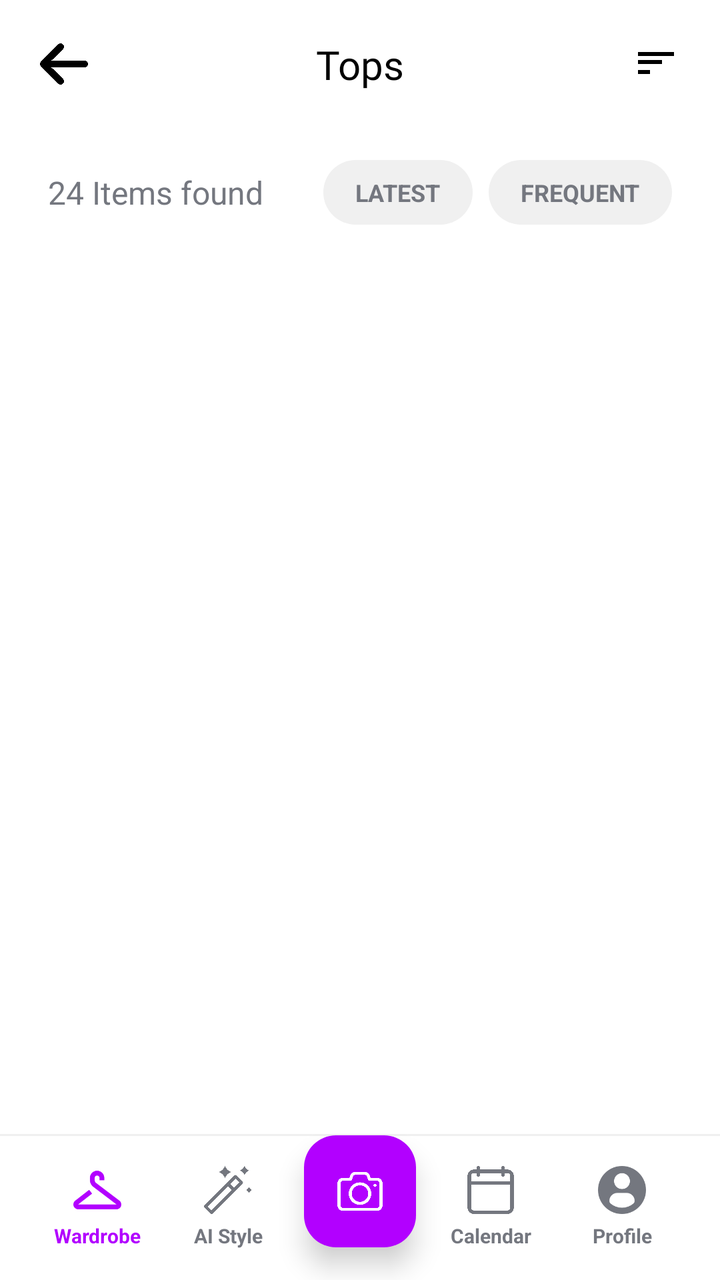
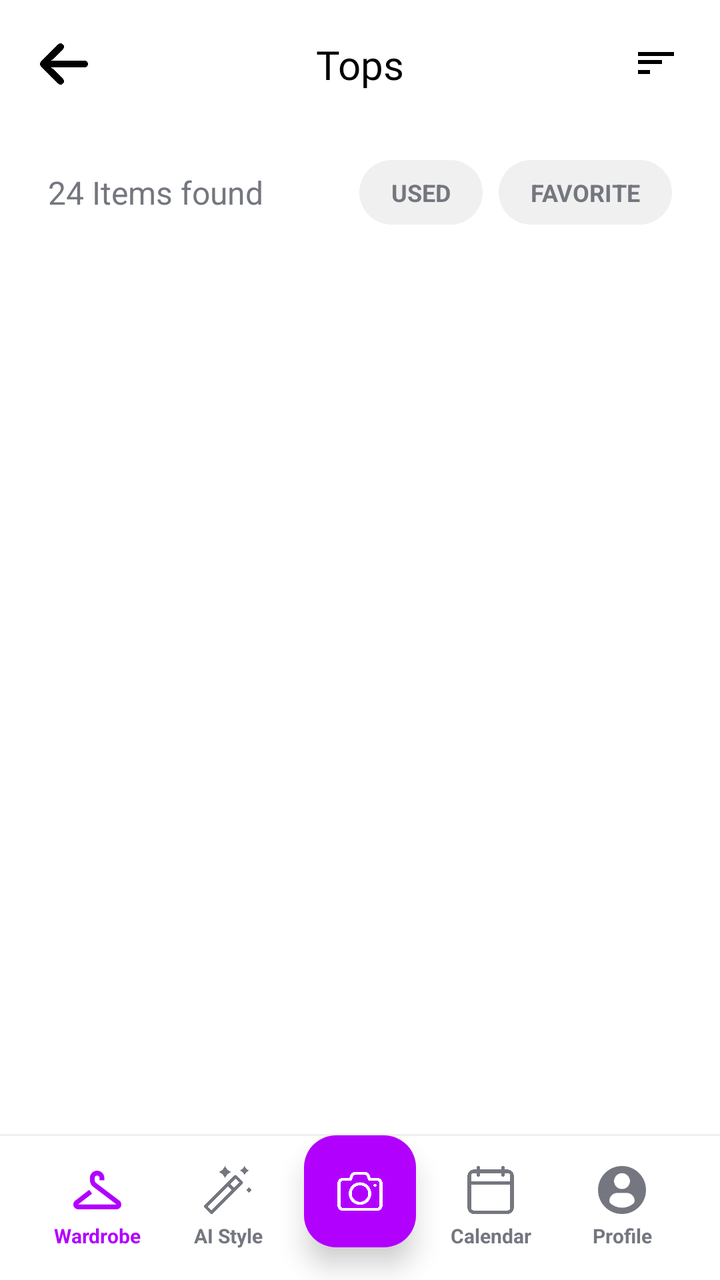

An Android layout rendered at two revisions. The XML below is the earlier revision; the diff shows what the commit changed to produce the second picture.
<!-- AndroidManifest.xml: application theme Theme.Project -->
<!-- res/layout/g2_closet_gallery.xml -->
<?xml version="1.0" encoding="utf-8"?>
<androidx.constraintlayout.widget.ConstraintLayout xmlns:android="http://schemas.android.com/apk/res/android"
    xmlns:app="http://schemas.android.com/apk/res-auto"
    xmlns:tools="http://schemas.android.com/tools"
    android:id="@+id/closet_inside"
    android:layout_width="match_parent"
    android:layout_height="match_parent"
    android:background="#FFFFFF"
    android:fitsSystemWindows="true">

    
    <androidx.constraintlayout.widget.ConstraintLayout
        android:id="@+id/topBar"
        android:layout_width="match_parent"
        android:layout_height="64dp"
        app:layout_constraintTop_toTopOf="parent">

        <ImageView
            android:id="@+id/btnbackcloset"
            android:layout_width="48dp"
            android:layout_height="48dp"
            android:layout_marginStart="8dp"
            android:background="?attr/selectableItemBackgroundBorderless"
            android:contentDescription="Go Back"
            android:padding="12dp"
            android:src="@drawable/arrow"
            app:layout_constraintBottom_toBottomOf="parent"
            app:layout_constraintStart_toStartOf="parent"
            app:layout_constraintTop_toTopOf="parent"
            app:tint="@color/black" />

        <TextView
            android:id="@+id/categoryTitle"
            android:layout_width="wrap_content"
            android:layout_height="wrap_content"
            android:fontFamily="@font/inter_extrabold"
            android:text="Tops"
            android:textColor="@color/black"
            android:textSize="20sp"
            app:layout_constraintBottom_toBottomOf="parent"
            app:layout_constraintEnd_toEndOf="parent"
            app:layout_constraintStart_toStartOf="parent"
            app:layout_constraintTop_toTopOf="parent" />

        <ImageView
            android:id="@+id/sortButton"
            android:layout_width="48dp"
            android:layout_height="48dp"
            android:layout_marginEnd="8dp"
            android:background="?attr/selectableItemBackgroundBorderless"
            android:contentDescription="Sort and Filter"
            android:padding="12dp"
            android:src="@drawable/ic_filter_list"
            app:layout_constraintBottom_toBottomOf="parent"
            app:layout_constraintEnd_toEndOf="parent"
            app:layout_constraintTop_toTopOf="parent"
            app:tint="@color/black" />

    </androidx.constraintlayout.widget.ConstraintLayout>

    
    <androidx.constraintlayout.widget.ConstraintLayout
        android:id="@+id/filterBar"
        android:layout_width="match_parent"
        android:layout_height="wrap_content"
        android:paddingHorizontal="24dp"
        android:paddingVertical="16dp"
        app:layout_constraintTop_toBottomOf="@id/topBar">

        <TextView
            android:id="@+id/itemsFoundText"
            android:layout_width="wrap_content"
            android:layout_height="wrap_content"
            android:text="24 Items found"
            android:textColor="#74777F"
            android:textSize="16sp"
            app:layout_constraintBottom_toBottomOf="parent"
            app:layout_constraintStart_toStartOf="parent"
            app:layout_constraintTop_toTopOf="parent" />

        <LinearLayout
            android:layout_width="wrap_content"
            android:layout_height="wrap_content"
            android:orientation="horizontal"
            app:layout_constraintBottom_toBottomOf="parent"
            app:layout_constraintEnd_toEndOf="parent"
            app:layout_constraintTop_toTopOf="parent">

            <TextView
                android:id="@+id/btnLatest"
                android:layout_width="wrap_content"
                android:layout_height="wrap_content"
                android:background="@drawable/bg_pill"
                android:backgroundTint="#F0F0F0"
                android:paddingHorizontal="16dp"
                android:paddingVertical="8dp"
                android:text="LATEST"
                android:textColor="#74777F"
                android:textSize="12sp"
                android:textStyle="bold" />

            <TextView
                android:id="@+id/btnFrequent"
                android:layout_width="wrap_content"
                android:layout_height="wrap_content"
                android:layout_marginStart="8dp"
                android:background="@drawable/bg_pill"
                android:backgroundTint="#F0F0F0"
                android:paddingHorizontal="16dp"
                android:paddingVertical="8dp"
                android:text="FREQUENT"
                android:textColor="#74777F"
                android:textSize="12sp"
                android:textStyle="bold" />
        </LinearLayout>
    </androidx.constraintlayout.widget.ConstraintLayout>

    
    <androidx.recyclerview.widget.RecyclerView
        android:id="@+id/galleryRecyclerView"
        android:layout_width="match_parent"
        android:layout_height="0dp"
        android:clipToPadding="false"
        android:paddingHorizontal="12dp"
        android:paddingTop="8dp"
        app:layout_constraintBottom_toTopOf="@id/bottomNavContainer"
        app:layout_constraintTop_toBottomOf="@id/filterBar" />

    
    <androidx.constraintlayout.widget.ConstraintLayout
        android:id="@+id/bottomNavContainer"
        android:layout_width="match_parent"
        android:layout_height="wrap_content"
        app:layout_constraintBottom_toBottomOf="parent">

        <View
            android:id="@+id/navDivider"
            android:layout_width="match_parent"
            android:layout_height="1dp"
            android:background="#F0F0F0"
            app:layout_constraintTop_toTopOf="parent" />

        <LinearLayout
            android:id="@+id/bottomBar"
            android:layout_width="match_parent"
            android:layout_height="72dp"
            android:background="@color/white"
            android:gravity="center_vertical"
            android:orientation="horizontal"
            android:paddingHorizontal="16dp"
            android:weightSum="5"
            app:layout_constraintTop_toBottomOf="@id/navDivider">

            <LinearLayout
                android:id="@+id/closet_menu"
                android:layout_width="0dp"
                android:layout_height="wrap_content"
                android:layout_weight="1"
                android:background="?attr/selectableItemBackground"
                android:gravity="center"
                android:onClick="onButtonClicked"
                android:orientation="vertical">
                <ImageView
                    android:layout_width="24dp"
                    android:layout_height="24dp"
                    android:src="@drawable/hanger"
                    app:tint="@color/pure_color" />
                <TextView
                    android:layout_width="wrap_content"
                    android:layout_height="wrap_content"
                    android:layout_marginTop="4dp"
                    android:text="Wardrobe"
                    android:textColor="@color/pure_color"
                    android:textSize="10sp"
                    android:textStyle="bold" />
            </LinearLayout>

            <LinearLayout
                android:id="@+id/ai_menu"
                android:layout_width="0dp"
                android:layout_height="wrap_content"
                android:layout_weight="1"
                android:background="?attr/selectableItemBackground"
                android:gravity="center"
                android:onClick="onButtonClicked"
                android:orientation="vertical">
                <ImageView
                    android:layout_width="24dp"
                    android:layout_height="24dp"
                    android:src="@drawable/magic"
                    app:tint="#74777F" />
                <TextView
                    android:layout_width="wrap_content"
                    android:layout_height="wrap_content"
                    android:layout_marginTop="4dp"
                    android:text="AI Style"
                    android:textColor="#74777F"
                    android:textSize="10sp"
                    android:textStyle="bold" />
            </LinearLayout>

            
            <View
                android:layout_width="0dp"
                android:layout_height="match_parent"
                android:layout_weight="1" />

            <LinearLayout
                android:id="@+id/calendar_menu"
                android:layout_width="0dp"
                android:layout_height="wrap_content"
                android:layout_weight="1"
                android:background="?attr/selectableItemBackground"
                android:gravity="center"
                android:onClick="onButtonClicked"
                android:orientation="vertical">
                <ImageView
                    android:layout_width="24dp"
                    android:layout_height="24dp"
                    android:src="@drawable/calendar_1"
                    app:tint="#74777F" />
                <TextView
                    android:layout_width="wrap_content"
                    android:layout_height="wrap_content"
                    android:layout_marginTop="4dp"
                    android:text="Calendar"
                    android:textColor="#74777F"
                    android:textSize="10sp"
                    android:textStyle="bold" />
            </LinearLayout>

            <LinearLayout
                android:id="@+id/profile_menu"
                android:layout_width="0dp"
                android:layout_height="wrap_content"
                android:layout_weight="1"
                android:background="?attr/selectableItemBackground"
                android:gravity="center"
                android:onClick="onButtonClicked"
                android:orientation="vertical">
                <ImageView
                    android:layout_width="24dp"
                    android:layout_height="24dp"
                    android:src="@drawable/profile"
                    app:tint="#74777F" />
                <TextView
                    android:layout_width="wrap_content"
                    android:layout_height="wrap_content"
                    android:layout_marginTop="4dp"
                    android:text="Profile"
                    android:textColor="#74777F"
                    android:textSize="10sp"
                    android:textStyle="bold" />
            </LinearLayout>

        </LinearLayout>

        
        <com.google.android.material.floatingactionbutton.FloatingActionButton
            android:id="@+id/camera_menu"
            android:layout_width="wrap_content"
            android:layout_height="wrap_content"
            android:layout_marginBottom="16dp"
            android:contentDescription="Camera"
            android:onClick="onButtonClicked"
            android:src="@drawable/camera"
            app:backgroundTint="@color/pure_color"
            app:elevation="8dp"
            app:fabSize="normal"
            app:layout_constraintBottom_toBottomOf="parent"
            app:layout_constraintEnd_toEndOf="parent"
            app:layout_constraintStart_toStartOf="parent"
            app:layout_constraintTop_toTopOf="parent"
            app:tint="@color/white" />

    </androidx.constraintlayout.widget.ConstraintLayout>

    
    <com.google.android.material.floatingactionbutton.FloatingActionButton
        android:id="@+id/fabDelete"
        android:layout_width="wrap_content"
        android:layout_height="wrap_content"
        android:layout_margin="24dp"
        android:contentDescription="Delete selected"
        android:src="@drawable/delete"
        android:visibility="gone"
        app:backgroundTint="@color/orange_complement"
        app:layout_constraintBottom_toTopOf="@id/bottomNavContainer"
        app:layout_constraintEnd_toEndOf="parent"
        app:tint="@color/white" />

</androidx.constraintlayout.widget.ConstraintLayout>
<!-- resources referenced by this layout -->
<resources>
  <color name="black">#FF000000</color>
  <color name="orange_complement">#FF8168</color>
  <color name="pure_color">#B200FF</color>
  <color name="white">#FFFFFFFF</color>
  <!-- drawable arrow: png bitmap (drawable, 7401 bytes) -->
  <!-- drawable bg_pill (drawable) -->
  <?xml version="1.0" encoding="utf-8"?>
  <shape xmlns:android="http://schemas.android.com/apk/res/android">
      <solid android:color="#E0E0E0"/>
      <corners android:radius="50dp"/>
  </shape>
  <!-- drawable calendar_1: png bitmap (drawable, 6932 bytes) -->
  <!-- drawable camera: png bitmap (drawable, 13061 bytes) -->
  <!-- drawable delete: png bitmap (drawable, 7842 bytes) -->
  <!-- drawable hanger: png bitmap (drawable, 2657 bytes) -->
  <!-- drawable ic_filter_list (drawable) -->
  <vector xmlns:android="http://schemas.android.com/apk/res/android"
      android:width="24dp"
      android:height="24dp"
      android:viewportWidth="24"
      android:viewportHeight="24">
      <path
          android:fillColor="#000000"
          android:pathData="M3,17h6v-2h-6v2zM3,6v2h18v-2h-18zM3,12h12v-2h-12v2z" />
  </vector>
  <!-- drawable magic: png bitmap (drawable, 8048 bytes) -->
  <!-- drawable profile: png bitmap (drawable, 2337 bytes) -->
  <style name="Theme.Project" parent="Base.Theme.Project" />
  <style name="Base.Theme.Project" parent="Theme.Material3.DayNight.NoActionBar">
          
          
      </style>
</resources>

<!-- the commit's change to res/layout/g2_closet_gallery.xml (unified diff, before → after) -->
@@ -87,28 +87,28 @@
             app:layout_constraintTop_toTopOf="parent">
 
             <TextView
-                android:id="@+id/btnLatest"
+                android:id="@+id/btnFrequent"
                 android:layout_width="wrap_content"
                 android:layout_height="wrap_content"
+                android:layout_marginEnd="8dp"
                 android:background="@drawable/bg_pill"
                 android:backgroundTint="#F0F0F0"
                 android:paddingHorizontal="16dp"
                 android:paddingVertical="8dp"
-                android:text="LATEST"
+                android:text="USED"
                 android:textColor="#74777F"
                 android:textSize="12sp"
                 android:textStyle="bold" />
 
             <TextView
-                android:id="@+id/btnFrequent"
+                android:id="@+id/btnLatest"
                 android:layout_width="wrap_content"
                 android:layout_height="wrap_content"
-                android:layout_marginStart="8dp"
                 android:background="@drawable/bg_pill"
                 android:backgroundTint="#F0F0F0"
                 android:paddingHorizontal="16dp"
                 android:paddingVertical="8dp"
-                android:text="FREQUENT"
+                android:text="FAVORITE"
                 android:textColor="#74777F"
                 android:textSize="12sp"
                 android:textStyle="bold" />
